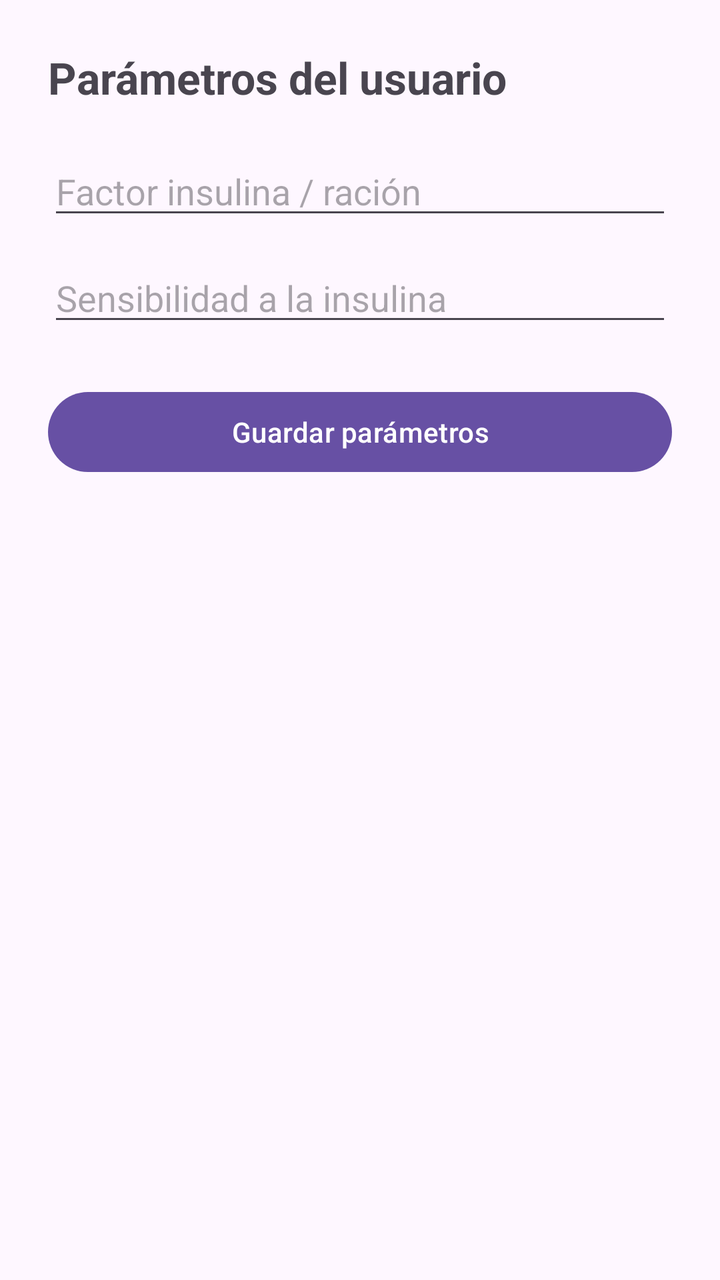
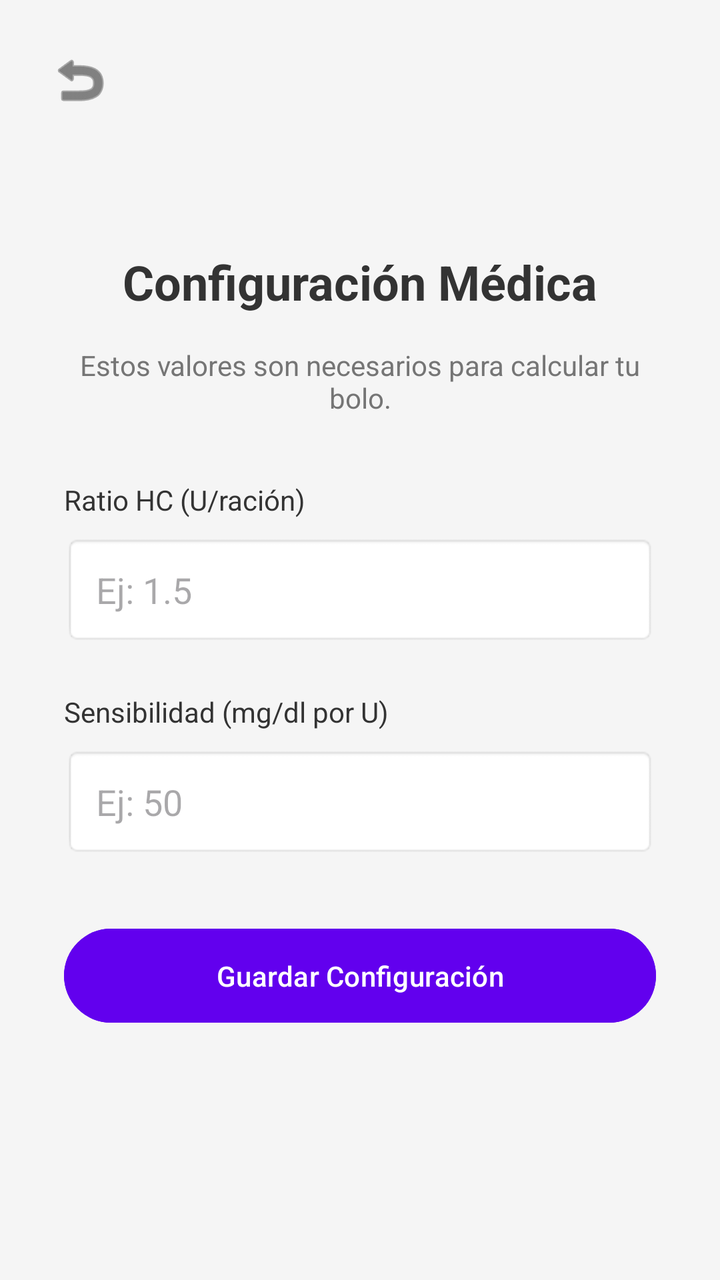

Two renders of the same Android screen: before a commit and after it. Below are the layout's source before the change and the commit's diff.
<!-- AndroidManifest.xml: application theme Theme.TFGDIABETESAPP -->
<!-- res/layout/activity_settings.xml -->
<?xml version="1.0" encoding="utf-8"?>
<LinearLayout xmlns:android="http://schemas.android.com/apk/res/android"
    android:layout_width="match_parent"
    android:layout_height="match_parent"
    android:orientation="vertical"
    android:padding="24dp">

    <TextView
        android:text="Parámetros del usuario"
        android:textSize="22sp"
        android:textStyle="bold"
        android:layout_marginBottom="20dp"
        android:layout_width="wrap_content"
        android:layout_height="wrap_content"/>

    <EditText
        android:id="@+id/inputFactorHC"
        android:hint="Factor insulina / ración"
        android:inputType="numberDecimal"
        android:layout_width="match_parent"
        android:layout_height="wrap_content"/>

    <EditText
        android:id="@+id/inputSensibilidad"
        android:hint="Sensibilidad a la insulina"
        android:inputType="numberDecimal"
        android:layout_marginTop="12dp"
        android:layout_width="match_parent"
        android:layout_height="wrap_content"/>

    <Button
        android:id="@+id/btnGuardar"
        android:text="Guardar parámetros"
        android:layout_marginTop="24dp"
        android:layout_width="match_parent"
        android:layout_height="wrap_content"/>
</LinearLayout>
<!-- resources referenced by this layout -->
<resources>
  <style name="Theme.TFGDIABETESAPP" parent="Base.Theme.TFGDIABETESAPP" />
  <style name="Base.Theme.TFGDIABETESAPP" parent="Theme.Material3.DayNight.NoActionBar">
          
          
      </style>
</resources>

<!-- the commit's change to res/layout/activity_settings.xml (unified diff, before → after) -->
@@ -1,37 +1,103 @@
 <?xml version="1.0" encoding="utf-8"?>
-<LinearLayout xmlns:android="http://schemas.android.com/apk/res/android"
+<androidx.constraintlayout.widget.ConstraintLayout xmlns:android="http://schemas.android.com/apk/res/android"
+    xmlns:app="http://schemas.android.com/apk/res-auto"
+    xmlns:tools="http://schemas.android.com/tools"
+    android:id="@+id/main"
     android:layout_width="match_parent"
     android:layout_height="match_parent"
-    android:orientation="vertical"
-    android:padding="24dp">
+    android:background="#F5F5F5"
+    tools:context=".SettingsActivity">
 
-    <TextView
-        android:text="Parámetros del usuario"
-        android:textSize="22sp"
-        android:textStyle="bold"
-        android:layout_marginBottom="20dp"
-        android:layout_width="wrap_content"
-        android:layout_height="wrap_content"/>
+    <ImageButton
+        android:id="@+id/btnBack"
+        android:layout_width="48dp"
+        android:layout_height="48dp"
+        android:layout_marginStart="16dp"
+        android:layout_marginTop="16dp"
+        android:background="?attr/selectableItemBackgroundBorderless"
+        android:contentDescription="Volver"
+        android:src="@android:drawable/ic_menu_revert"
+        app:layout_constraintStart_toStartOf="parent"
+        app:layout_constraintTop_toTopOf="parent"
+        app:tint="#333333" />
 
-    <EditText
-        android:id="@+id/inputFactorHC"
-        android:hint="Factor insulina / ración"
-        android:inputType="numberDecimal"
-        android:layout_width="match_parent"
-        android:layout_height="wrap_content"/>
+    <LinearLayout
+        android:layout_width="0dp"
+        android:layout_height="wrap_content"
+        android:layout_marginHorizontal="32dp"
+        android:orientation="vertical"
+        app:layout_constraintBottom_toBottomOf="parent"
+        app:layout_constraintEnd_toEndOf="parent"
+        app:layout_constraintStart_toStartOf="parent"
+        app:layout_constraintTop_toTopOf="parent">
 
-    <EditText
-        android:id="@+id/inputSensibilidad"
-        android:hint="Sensibilidad a la insulina"
-        android:inputType="numberDecimal"
-        android:layout_marginTop="12dp"
-        android:layout_width="match_parent"
-        android:layout_height="wrap_content"/>
+        <TextView
+            android:layout_width="wrap_content"
+            android:layout_height="wrap_content"
+            android:text="Configuración Médica"
+            android:textSize="24sp"
+            android:textStyle="bold"
+            android:textColor="#333333"
+            android:layout_gravity="center"
+            android:layout_marginBottom="16dp"/>
 
-    <Button
-        android:id="@+id/btnGuardar"
-        android:text="Guardar parámetros"
-        android:layout_marginTop="24dp"
-        android:layout_width="match_parent"
-        android:layout_height="wrap_content"/>
-</LinearLayout>
+        <TextView
+            android:layout_width="match_parent"
+            android:layout_height="wrap_content"
+            android:text="Estos valores son necesarios para calcular tu bolo."
+            android:textSize="14sp"
+            android:textColor="#757575"
+            android:gravity="center"
+            android:layout_marginBottom="32dp"/>
+
+        <TextView
+            android:layout_width="wrap_content"
+            android:layout_height="wrap_content"
+            android:text="Ratio HC (U/ración)"
+            android:layout_marginBottom="8dp"
+            android:textColor="#333333"/>
+
+        <EditText
+            android:id="@+id/etFactorHC"
+            android:layout_width="match_parent"
+            android:layout_height="55dp"
+            android:background="@android:drawable/editbox_background"
+            android:hint="Ej: 1.5"
+            android:inputType="numberDecimal"
+            android:paddingHorizontal="16dp" />
+
+        <Space
+            android:layout_width="match_parent"
+            android:layout_height="24dp" />
+
+        <TextView
+            android:layout_width="wrap_content"
+            android:layout_height="wrap_content"
+            android:text="Sensibilidad (mg/dl por U)"
+            android:layout_marginBottom="8dp"
+            android:textColor="#333333"/>
+
+        <EditText
+            android:id="@+id/etSensibilidad"
+            android:layout_width="match_parent"
+            android:layout_height="55dp"
+            android:background="@android:drawable/editbox_background"
+            android:hint="Ej: 50"
+            android:inputType="numberDecimal"
+            android:paddingHorizontal="16dp" />
+
+        <Space
+            android:layout_width="match_parent"
+            android:layout_height="32dp" />
+
+        <Button
+            android:id="@+id/btnSaveSettings"
+            android:layout_width="match_parent"
+            android:layout_height="55dp"
+            android:backgroundTint="#6200EE"
+            android:text="Guardar Configuración"
+            android:textColor="#FFFFFF" />
+
+    </LinearLayout>
+
+</androidx.constraintlayout.widget.ConstraintLayout>
